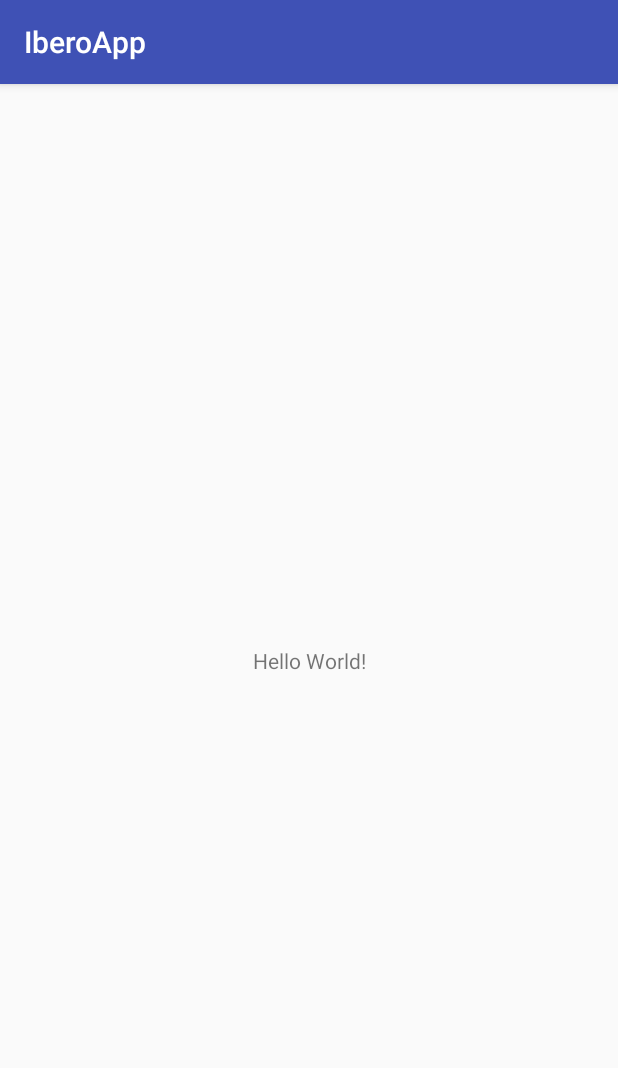
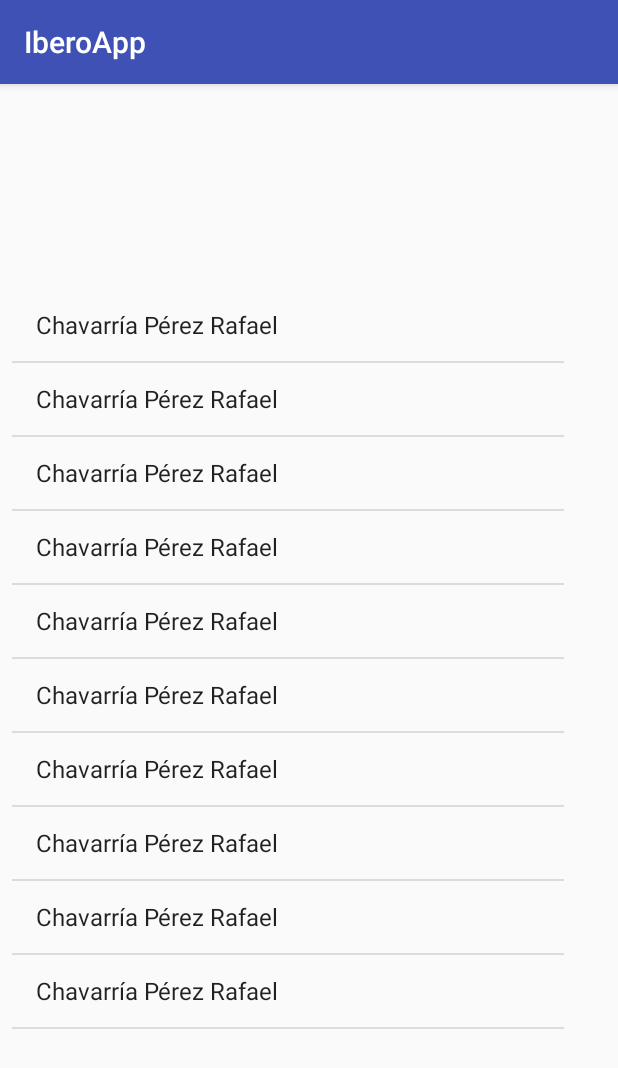
Before and after one commit to RafaelChavarria/ilapp, an Android app: the screen it shows after launch (MainActivity), on a phone screen of 412 x 824 dp. Shown: the top 1068 px of the screen. Run offline under Robolectric (Android 15) with nearby library versions, the phone set to English and light mode, and no system bars.

Commit message:
Creación de clases:
- Persona
- Profesor
- Alumno
- Materia

Prueba de ListView exitosa, falta crear Custom LV

```diff
--- a/app/build.gradle
+++ b/app/build.gradle
@@ -22,6 +22,7 @@ dependencies {
     implementation fileTree(dir: 'libs', include: ['*.jar'])
     implementation 'com.android.support:appcompat-v7:26.1.0'
     implementation 'com.android.support.constraint:constraint-layout:1.0.2'
+    implementation 'com.android.support:design:26.1.0'
     testImplementation 'junit:junit:4.12'
     androidTestImplementation 'com.android.support.test:runner:1.0.1'
     androidTestImplementation 'com.android.support.test.espresso:espresso-core:3.0.1'
--- a/app/src/main/AndroidManifest.xml
+++ b/app/src/main/AndroidManifest.xml
@@ -9,13 +9,17 @@
         android:roundIcon="@mipmap/ic_launcher_round"
         android:supportsRtl="true"
         android:theme="@style/AppTheme">
-        <activity android:name=".MainActivity">
+        <activity android:name=".Activities.MainActivity">
             <intent-filter>
                 <action android:name="android.intent.action.MAIN" />
 
                 <category android:name="android.intent.category.LAUNCHER" />
             </intent-filter>
         </activity>
+        <activity
+            android:name=".Activities.ListaAlumnos"
+            android:label="@string/title_activity_lista_alumnos"
+            android:theme="@style/AppTheme.NoActionBar"></activity>
     </application>
 
 </manifest>
--- /dev/null
+++ b/app/src/main/java/info/rafaelchavarria/iberoapp/Activities/MainActivity.java
@@ -0,0 +1,44 @@
+package info.rafaelchavarria.iberoapp.Activities;
+
+import android.support.v7.app.AppCompatActivity;
+import android.os.Bundle;
+import android.widget.ArrayAdapter;
+import android.widget.ListView;
+import android.widget.TextView;
+
+import java.util.ArrayList;
+
+import info.rafaelchavarria.iberoapp.Core.Alumno;
+import info.rafaelchavarria.iberoapp.Core.Profesor;
+import info.rafaelchavarria.iberoapp.R;
+
+public class MainActivity extends AppCompatActivity {
+
+
+    public TextView test;
+
+    @Override
+    protected void onCreate(Bundle savedInstanceState) {
+        super.onCreate(savedInstanceState);
+        setContentView(R.layout.activity_main);
+
+        ArrayList<String> listaTest = new ArrayList<String>();
+        ListView list = findViewById(R.id.lst_test);
+
+        for (int i = 0; i <20 ; i++){
+            Alumno alumno = new Alumno("Rafael", "Chavarría", "Pérez", "166614-6");
+            listaTest.add(alumno.toString());
+        }
+
+        ArrayAdapter<String> arrayAdapter = new ArrayAdapter<>(
+                this,
+                android.R.layout.simple_list_item_1,
+                listaTest );
+
+        list.setAdapter(arrayAdapter);
+
+
+
+
+    }
+}
--- /dev/null
+++ b/app/src/main/java/info/rafaelchavarria/iberoapp/Core/Alumno.java
@@ -0,0 +1,27 @@
+package info.rafaelchavarria.iberoapp.Core;
+
+/**
+ * Creado por Rafael Chavarría el 26/11/2017.
+ */
+
+public class Alumno extends Persona {
+
+    private String email;
+
+    public Alumno(String nombre, String aPaterno, String aMaterno, String clave){
+        super.nombre = nombre;
+        super.aPaterno = aPaterno;
+        super.aMaterno = aMaterno;
+        super.clave = clave;
+        this.setEmail(clave + "@iberoleon.edu.mx");
+    }
+
+
+    public String getEmail() {
+        return email;
+    }
+
+    public void setEmail(String email) {
+        this.email = email;
+    }
+}
--- /dev/null
+++ b/app/src/main/java/info/rafaelchavarria/iberoapp/Core/Persona.java
@@ -0,0 +1,19 @@
+package info.rafaelchavarria.iberoapp.Core;
+
+/**
+ * Creado por Rafael Chavarría el 26/11/2017.
+ */
+
+public abstract class Persona {
+
+        protected String nombre;
+        protected String aPaterno;
+        protected String aMaterno;
+        protected String clave;
+
+        @Override
+        public String toString() {
+            return aPaterno + " " + aMaterno + " " + nombre;
+        }
+
+}
--- a/app/src/main/res/layout/activity_main.xml
+++ b/app/src/main/res/layout/activity_main.xml
@@ -4,15 +4,19 @@
     xmlns:tools="http://schemas.android.com/tools"
     android:layout_width="match_parent"
     android:layout_height="match_parent"
-    tools:context="info.rafaelchavarria.iberoapp.MainActivity">
+    tools:context="info.rafaelchavarria.iberoapp.Activities.MainActivity">
 
-    <TextView
-        android:layout_width="wrap_content"
-        android:layout_height="wrap_content"
-        android:text="Hello World!"
+    <ListView
+        android:id="@+id/lst_test"
+        android:layout_width="368dp"
+        android:layout_height="495dp"
+        android:layout_marginBottom="8dp"
+        android:layout_marginEnd="8dp"
+        android:layout_marginStart="8dp"
+        android:layout_marginTop="8dp"
         app:layout_constraintBottom_toBottomOf="parent"
-        app:layout_constraintLeft_toLeftOf="parent"
-        app:layout_constraintRight_toRightOf="parent"
+        app:layout_constraintEnd_toEndOf="parent"
+        app:layout_constraintHorizontal_bias="0.0"
+        app:layout_constraintStart_toStartOf="parent"
         app:layout_constraintTop_toTopOf="parent" />
-
 </android.support.constraint.ConstraintLayout>
--- /dev/null
+++ b/app/src/main/res/values/dimens.xml
@@ -0,0 +1,3 @@
+<resources>
+    <dimen name="fab_margin">16dp</dimen>
+</resources>
--- a/app/src/main/res/values/strings.xml
+++ b/app/src/main/res/values/strings.xml
@@ -1,3 +1,4 @@
 <resources>
     <string name="app_name">IberoApp</string>
+    <string name="title_activity_lista_alumnos">ListaAlumnos</string>
 </resources>
--- a/app/src/main/res/values/styles.xml
+++ b/app/src/main/res/values/styles.xml
@@ -8,4 +8,13 @@
         <item name="colorAccent">@color/colorAccent</item>
     </style>
 
+    <style name="AppTheme.NoActionBar">
+        <item name="windowActionBar">false</item>
+        <item name="windowNoTitle">true</item>
+    </style>
+
+    <style name="AppTheme.AppBarOverlay" parent="ThemeOverlay.AppCompat.Dark.ActionBar" />
+
+    <style name="AppTheme.PopupOverlay" parent="ThemeOverlay.AppCompat.Light" />
+
 </resources>
```
Also changed, not shown: app/src/main/java/info/rafaelchavarria/iberoapp/Activities/ListaAlumnos.java (added, +38 -0 lines), app/src/main/java/info/rafaelchavarria/iberoapp/Core/Materia.java (added, +24 -0 lines), app/src/main/java/info/rafaelchavarria/iberoapp/Core/Profesor.java (added, +20 -0 lines), app/src/main/java/info/rafaelchavarria/iberoapp/MainActivity.java (deleted, +0 -13 lines), app/src/main/res/layout/activity_lista_alumnos.xml (added, +33 -0 lines), app/src/main/res/layout/content_lista_alumnos.xml (added, +17 -0 lines).
